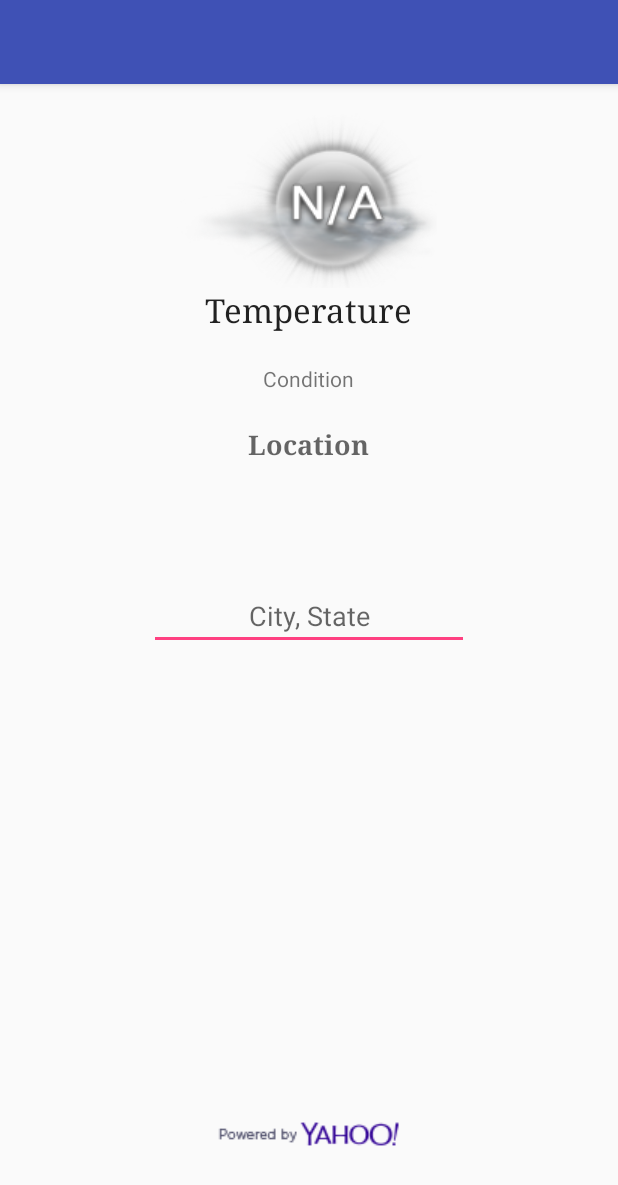
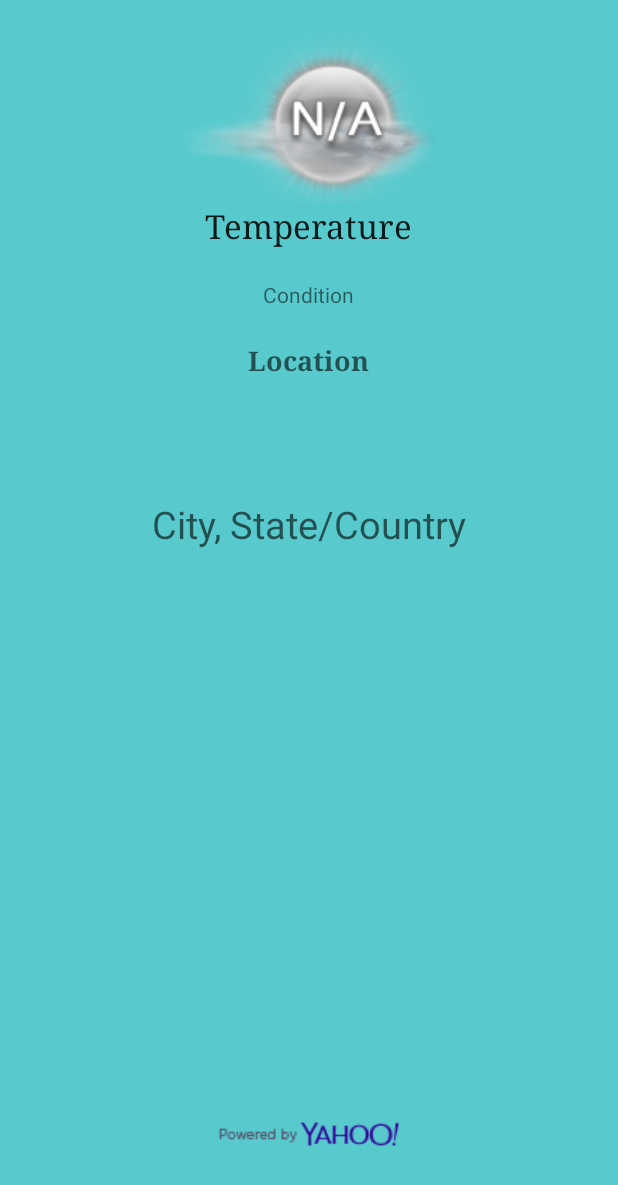
Before and after one commit to mahdismir/Sudowoodo, an Android app: the WeatherActivity screen opened directly, with no data from a screen before it, on a phone screen of 412 x 824 dp. Shown: the top 1185 px of the screen. Run offline under Robolectric (Android 15) with nearby library versions, the phone set to English and light mode, and no system bars.

Commit message:
Merged initial Add a Plant and remember city weather

```diff
--- a/app/src/main/AndroidManifest.xml
+++ b/app/src/main/AndroidManifest.xml
@@ -19,7 +19,9 @@
         <activity
             android:name=".MyActivity"
             android:label="@string/app_name"
+            android:screenOrientation="portrait"
             android:theme="@style/AppTheme.NoActionBar" >
+
             <intent-filter>
                 <action android:name="android.intent.action.MAIN" />
 
@@ -30,6 +32,7 @@
             android:name=".DisplayMessageActivity"
             android:label="@string/title_activity_display_message"
             android:parentActivityName=".MyActivity"
+            android:screenOrientation="portrait"
             android:theme="@style/AppTheme.NoActionBar" >
             <meta-data
                 android:name="android.support.PARENT_ACTIVITY"
@@ -38,12 +41,14 @@
         <activity
             android:name=".WeatherActivity"
             android:label="@string/title_activity_weather"
+            android:screenOrientation="portrait"
             android:theme="@style/AppTheme.NoActionBar" >
         </activity>
         <activity
             android:name=".AddPlant"
             android:label="@string/title_activity_button_add_a_new_plant"
             android:parentActivityName=".DisplayMessageActivity"
+            android:screenOrientation="portrait"
             android:theme="@style/AppTheme.NoActionBar" >
             <meta-data
                 android:name="android.support.PARENT_ACTIVITY"
--- a/app/src/main/java/com/example/thinkpad/myfirstapp/WeatherActivity.java
+++ b/app/src/main/java/com/example/thinkpad/myfirstapp/WeatherActivity.java
@@ -2,6 +2,8 @@ package com.example.thinkpad.myfirstapp;
 
 import android.annotation.SuppressLint;
 import android.app.ProgressDialog;
+import android.content.Context;
+import android.content.SharedPreferences;
 import android.graphics.drawable.Drawable;
 import android.os.Bundle;
 import android.support.design.widget.FloatingActionButton;
@@ -28,6 +30,8 @@ import org.w3c.dom.Text;
 public class WeatherActivity extends AppCompatActivity implements WeatherServiceCallback {
 
 
+    private String USER_CITY;
+    private String DEFAULT_CITY = "San Diego, CA";
     private ImageView weatherIconImageView;
     private TextView temperatureTextView;
     private TextView conditionTextView;
@@ -40,8 +44,32 @@ public class WeatherActivity extends AppCompatActivity implements WeatherService
     @Override
     protected void onCreate(Bundle savedInstanceState) {
         super.onCreate(savedInstanceState);
+        //can save the content view too
         setContentView(R.layout.activity_weather);
-        final String defaultLocation = "San Diego, CA";
+
+
+        /*****************************************************************/
+        /**************ALLOW USER TO SAVE CITY INFORMATION****************/
+        /*****************************************************************/
+        //obtain a reference to the SharedPreferences file, private so data is not accessible
+        //outside of the app
+        SharedPreferences settings = getSharedPreferences("UserSettings", Context.MODE_PRIVATE);
+        //editor object is the object that actually saves the data, open settings to be edited
+        final SharedPreferences.Editor editor = settings.edit();
+        //load the last city entered, default if no last city entered
+        String lastCityEntered = settings.getString("lastCityUsed", DEFAULT_CITY);
+
+        //check if there is a previous city entered
+        if(lastCityEntered.equals(DEFAULT_CITY)){
+            Toast.makeText(this, "Using default city...", Toast.LENGTH_LONG).show();
+            //otherwise set the city to the default city
+            USER_CITY = DEFAULT_CITY;
+
+        } else {
+            Toast.makeText(this, "Last city loaded successfully...", Toast.LENGTH_LONG).show();
+            USER_CITY = lastCityEntered;
+        }
+        //final String defaultLocation = "San Diego, CA";
         /* instantiate the instance variables */
         weatherIconImageView = (ImageView)findViewById(R.id.weatherIconImageView);
         temperatureTextView = (TextView)findViewById(R.id.temperatureTextView);
@@ -54,21 +82,27 @@ public class WeatherActivity extends AppCompatActivity implements WeatherService
         dialog = new ProgressDialog(this);
         dialog.setMessage("Loading...");
         dialog.show();
-        service.refreshWeather(defaultLocation);
+        service.refreshWeather(USER_CITY);
         //capture user city FORMAT: "City, State" Ex: "Los Angeles, CA"
         //Obtain a references to views desired
         final EditText editLocation = (EditText) findViewById(R.id.locationInput);
         final TextView locationView = (TextView)findViewById(R.id.locationTextView);
 
-        //set an onclick listener when the user updates the location field
+        /*******************************************************/
+        /**************ALLOW USER TO UPDATE CITY****************/
+        /*******************************************************/
         editLocation.setOnEditorActionListener(new EditText.OnEditorActionListener() {
             @Override
             public boolean onEditorAction(TextView v, int actionId, KeyEvent event) {
                 //get the new input
-                String location = editLocation.getText().toString();
+                USER_CITY = editLocation.getText().toString();
                 //resent the query on new input received
                 if (actionId == EditorInfo.IME_ACTION_DONE) {
-                    changeCity(location);
+                    changeCity(USER_CITY);
+
+                    /* Save the changes to the SharedPreferences object */
+                    editor.putString("lastCityUsed", USER_CITY);
+                    editor.commit();
                     //clear the old input
                     editLocation.setText("");
                     return false;
@@ -78,6 +112,39 @@ public class WeatherActivity extends AppCompatActivity implements WeatherService
         });
 
     }
+
+    /*-------------------------------------------------------------------*/
+    /*-----------Mitch's old crappy code for saving state ---------------*/
+    /*-------------------------------------------------------------------*/
+
+    /*
+    //saves the city entered by the user (can save other data too)
+    @Override
+    public void onSaveInstanceState(Bundle savedInstanceState) {
+        // Save the user's current game state
+        savedInstanceState.putString(USER_CITY, USER_CITY);
+        //MORE DATA HERE
+        //savedInstanceState.putInt(STATE_LEVEL, mCurrentLevel);
+
+        // Always call the superclass so it can save the view hierarchy state
+        super.onSaveInstanceState(savedInstanceState);
+    }
+
+    @Override
+    public void onRestoreInstanceState(Bundle savedInstanceState) {
+        super.onRestoreInstanceState(savedInstanceState);
+
+        // Restore UI state from the savedInstanceState.
+        // This bundle has also been passed to onCreate.
+        //boolean myBoolean = savedInstanceState.getBoolean("MyBoolean");
+        //double myDouble = savedInstanceState.getDouble("myDouble");
+        //int myInt = savedInstanceState.getInt("MyInt");
+        USER_CITY = savedInstanceState.getString("USER_CITY");
+    }
+    */
+
+
+    //FUNCTION THAT CALLS REFRESH WEATHER FROM YAHOO SERVICE
     public void changeCity(String city){
         service.refreshWeather(city);
     }
--- a/app/src/main/res/layout/activity_button_add_a_new_plant.xml
+++ b/app/src/main/res/layout/activity_button_add_a_new_plant.xml
@@ -17,9 +17,4 @@
 
     <include layout="@layout/content_button_add_a_new_plant" />
 
-    <android.support.design.widget.FloatingActionButton android:id="@+id/fab"
-        android:layout_width="wrap_content" android:layout_height="wrap_content"
-        android:layout_gravity="bottom|end" android:layout_margin="@dimen/fab_margin"
-        android:src="@android:drawable/ic_dialog_email" />
-
 </android.support.design.widget.CoordinatorLayout>
--- a/app/src/main/res/layout/activity_weather.xml
+++ b/app/src/main/res/layout/activity_weather.xml
@@ -9,10 +9,6 @@
     <android.support.design.widget.AppBarLayout android:layout_height="wrap_content"
         android:layout_width="match_parent" android:theme="@style/AppTheme.AppBarOverlay">
 
-        <android.support.v7.widget.Toolbar android:id="@+id/toolbar"
-            android:layout_width="match_parent" android:layout_height="?attr/actionBarSize"
-            android:background="?attr/colorPrimary" app:popupTheme="@style/AppTheme.PopupOverlay" />
-
     </android.support.design.widget.AppBarLayout>
 
     <include layout="@layout/content_weather" />
--- a/app/src/main/res/layout/content_weather.xml
+++ b/app/src/main/res/layout/content_weather.xml
@@ -8,7 +8,8 @@
     android:paddingBottom="@dimen/activity_vertical_margin"
     app:layout_behavior="@string/appbar_scrolling_view_behavior"
     tools:showIn="@layout/activity_weather"
-    tools:context="com.example.thinkpad.myfirstapp.WeatherActivity">
+    tools:context="com.example.thinkpad.myfirstapp.WeatherActivity"
+    android:background="#58cace">
 
 
     <ImageView
@@ -69,10 +70,12 @@
         android:id="@+id/locationInput"
         android:layout_marginTop="79dp"
         android:imeOptions="actionDone"
-        android:hint="City, State"
+        android:hint="City, State/Country"
         android:textAlignment="center"
         android:singleLine="true"
         android:layout_below="@+id/locationTextView"
-        android:layout_centerHorizontal="true" />
+        android:layout_centerHorizontal="true"
+        android:background="#58cace"
+        android:textSize="25dp" />
 
 </RelativeLayout>
```
Also changed, not shown: app/src/main/java/com/example/thinkpad/myfirstapp/MyActivity.java (+6 -2 lines).
